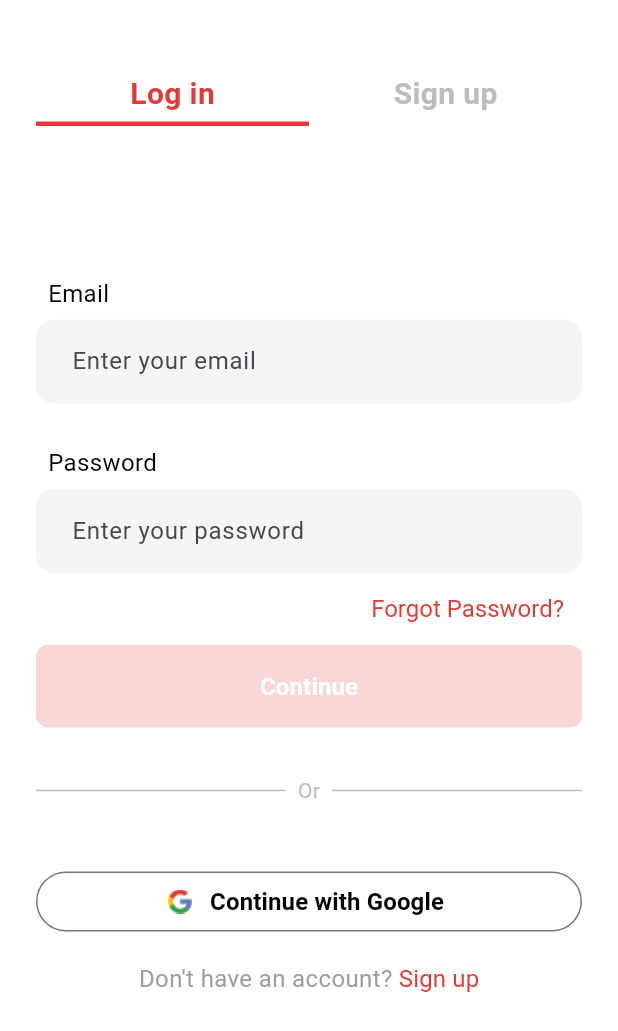
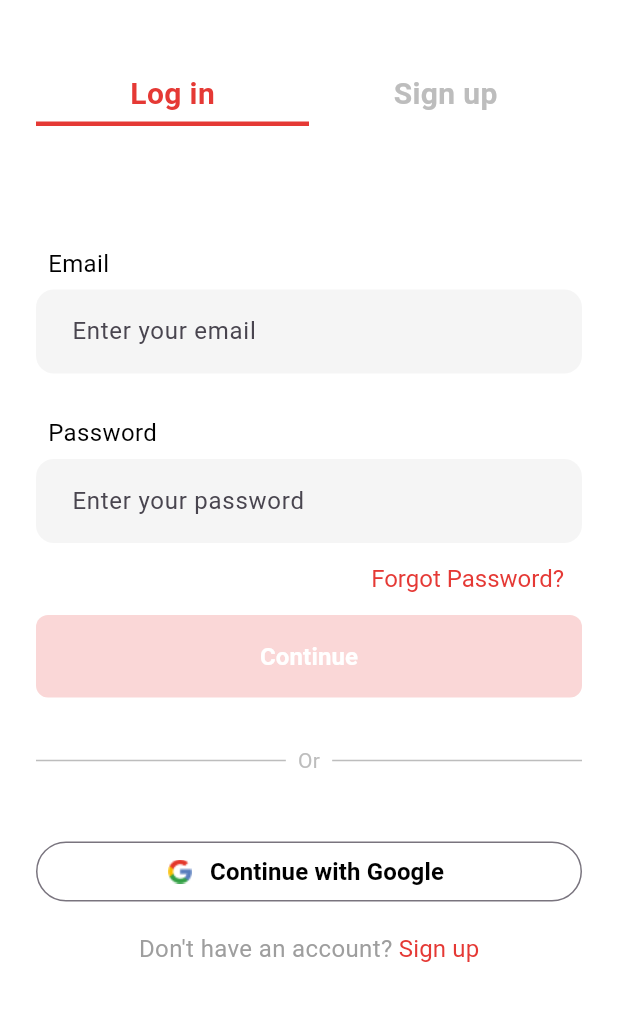
Before and after one commit to X1olongbao/Cherry-Tomato, a Flutter app: the LoginPage screen opened directly, on a phone screen of 412 x 824 dp. Shown: the top 1031 px of the screen. Run offline on Flutter 3.47's test engine with Material 3 defaults, Android fonts, the phone set to English and light mode, and no system bars.

Commit message:
login page over flow fixed

```diff
--- a/lib/Login_page.dart
+++ b/lib/Login_page.dart
@@ -10,15 +10,14 @@ class LoginPage extends StatelessWidget {
   Widget build(BuildContext context) {
     return Scaffold(
       backgroundColor: Colors.white,
+      resizeToAvoidBottomInset: true,
       body: SafeArea(
-        child: Center(
-          child: Padding(
+        child: SingleChildScrollView(
           padding: const EdgeInsets.symmetric(horizontal: 24),
           child: Column(
-              mainAxisAlignment: MainAxisAlignment.start,
             crossAxisAlignment: CrossAxisAlignment.start,
             children: [
-                const SizedBox(height: 48,),
+              const SizedBox(height: 48),
               Row(
                 children: [
                   Expanded(
@@ -57,11 +56,11 @@ class LoginPage extends StatelessWidget {
                           color: Colors.transparent,
                         )
                       ],
-                      )
+                    ),
                   )
                 ],
               ),
-                const SizedBox(height: 100),
+              const SizedBox(height: 80),
               // Email label
               const Padding(
                 padding: EdgeInsets.only(left: 8.0, bottom: 6),
@@ -142,7 +141,7 @@ class LoginPage extends StatelessWidget {
                       context,
                       MaterialPageRoute(builder: (context) => const Homepage()),
                     );
-                    }, // sasusunod ka na logic
+                  },
                   style: ElevatedButton.styleFrom(
                     backgroundColor: tomatoRed.withOpacity(0.2),
                     foregroundColor: tomatoRed,
@@ -190,7 +189,7 @@ class LoginPage extends StatelessWidget {
               SizedBox(
                 width: double.infinity,
                 child: OutlinedButton.icon(
-                    onPressed: () {}, //wala pa logic google login
+                  onPressed: () {},
                   icon: Image.asset(
                     'assets/login page/devicon_google.png',
                     width: 24,
@@ -219,7 +218,7 @@ class LoginPage extends StatelessWidget {
                     ),
                   ),
                   TextButton(
-                      onPressed: () {}, //direcet to sign up
+                    onPressed: () {},
                     child: Text(
                       'Sign up',
                       style: TextStyle(
@@ -240,7 +239,6 @@ class LoginPage extends StatelessWidget {
           ),
         ),
       ),
-      ),
     );
   }
 }
--- a/pubspec.yaml
+++ b/pubspec.yaml
@@ -1,6 +1,6 @@
 name: tomatonator
 
-description: Landingpage.
+description: PomodoroApp.
 
 version: 1.0.0+1
 
```
Lines whose indentation alone changed are shown as unchanged.
